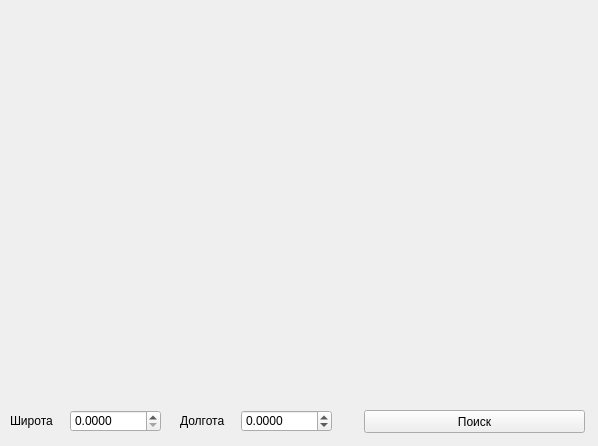
First picture: the form in map.ui, repository pusheen1024/map, before the edit.
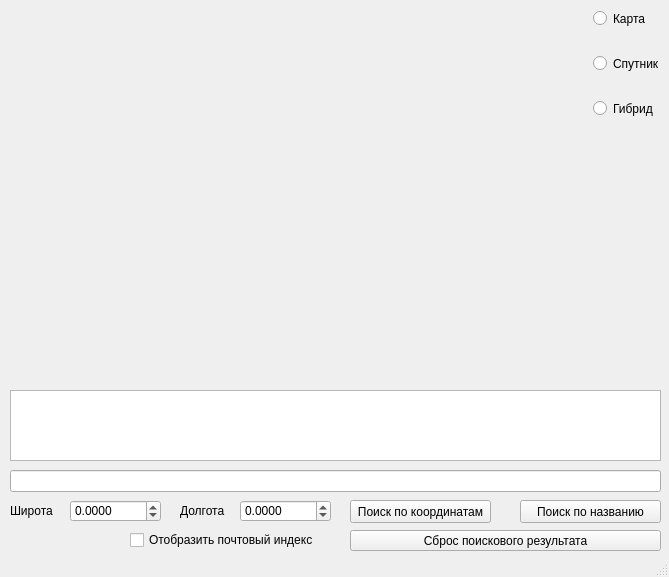
Second picture: the form after the edit.

```diff
--- a/map.ui
+++ b/map.ui
@@ -6,8 +6,8 @@
    <rect>
     <x>0</x>
     <y>0</y>
-    <width>598</width>
-    <height>446</height>
+    <width>669</width>
+    <height>577</height>
    </rect>
   </property>
   <property name="windowTitle">
@@ -31,7 +31,7 @@
     <property name="geometry">
      <rect>
       <x>70</x>
-      <y>410</y>
+      <y>500</y>
       <width>91</width>
       <height>22</height>
      </rect>
@@ -39,12 +39,18 @@
     <property name="decimals">
      <number>4</number>
     </property>
+    <property name="minimum">
+     <double>-80.000000000000000</double>
+    </property>
+    <property name="maximum">
+     <double>80.000000000000000</double>
+    </property>
    </widget>
    <widget class="QDoubleSpinBox" name="longitude">
     <property name="geometry">
      <rect>
-      <x>241</x>
-      <y>410</y>
+      <x>240</x>
+      <y>500</y>
       <width>91</width>
       <height>22</height>
      </rect>
@@ -53,17 +59,17 @@
      <number>4</number>
     </property>
     <property name="minimum">
-     <double>-100.000000000000000</double>
+     <double>-90.000000000000000</double>
     </property>
     <property name="maximum">
-     <double>100.000000000000000</double>
+     <double>90.000000000000000</double>
     </property>
    </widget>
    <widget class="QLabel" name="label_1">
     <property name="geometry">
      <rect>
       <x>10</x>
-      <y>410</y>
+      <y>500</y>
       <width>47</width>
       <height>21</height>
      </rect>
@@ -76,7 +82,7 @@
     <property name="geometry">
      <rect>
       <x>180</x>
-      <y>410</y>
+      <y>500</y>
       <width>47</width>
       <height>21</height>
      </rect>
@@ -88,17 +94,138 @@
    <widget class="QPushButton" name="searchButton">
     <property name="geometry">
      <rect>
-      <x>364</x>
-      <y>410</y>
-      <width>221</width>
+      <x>350</x>
+      <y>500</y>
+      <width>141</width>
       <height>23</height>
      </rect>
     </property>
     <property name="text">
-     <string>Поиск</string>
+     <string>Поиск по координатам</string>
+    </property>
+   </widget>
+   <widget class="QRadioButton" name="mapButton">
+    <property name="geometry">
+     <rect>
+      <x>593</x>
+      <y>10</y>
+      <width>82</width>
+      <height>17</height>
+     </rect>
+    </property>
+    <property name="text">
+     <string>Карта</string>
+    </property>
+    <attribute name="buttonGroup">
+     <string notr="true">buttonGroup</string>
+    </attribute>
+   </widget>
+   <widget class="QRadioButton" name="satButton">
+    <property name="geometry">
+     <rect>
+      <x>593</x>
+      <y>55</y>
+      <width>82</width>
+      <height>17</height>
+     </rect>
+    </property>
+    <property name="text">
+     <string>Спутник</string>
+    </property>
+    <attribute name="buttonGroup">
+     <string notr="true">buttonGroup</string>
+    </attribute>
+   </widget>
+   <widget class="QRadioButton" name="hybridButton">
+    <property name="geometry">
+     <rect>
+      <x>593</x>
+      <y>100</y>
+      <width>82</width>
+      <height>17</height>
+     </rect>
+    </property>
+    <property name="text">
+     <string>Гибрид</string>
+    </property>
+    <attribute name="buttonGroup">
+     <string notr="true">buttonGroup</string>
+    </attribute>
+   </widget>
+   <widget class="QPushButton" name="nameSearch">
+    <property name="geometry">
+     <rect>
+      <x>520</x>
+      <y>500</y>
+      <width>141</width>
+      <height>23</height>
+     </rect>
+    </property>
+    <property name="text">
+     <string>Поиск по названию</string>
+    </property>
+   </widget>
+   <widget class="QPushButton" name="clearResult">
+    <property name="geometry">
+     <rect>
+      <x>350</x>
+      <y>530</y>
+      <width>311</width>
+      <height>21</height>
+     </rect>
+    </property>
+    <property name="text">
+     <string>Сброс поискового результата</string>
+    </property>
+   </widget>
+   <widget class="QLabel" name="addressField">
+    <property name="geometry">
+     <rect>
+      <x>10</x>
+      <y>460</y>
+      <width>651</width>
+      <height>16</height>
+     </rect>
+    </property>
+    <property name="text">
+     <string/>
+    </property>
+   </widget>
+   <widget class="QListWidget" name="addressList">
+    <property name="geometry">
+     <rect>
+      <x>10</x>
+      <y>390</y>
+      <width>651</width>
+      <height>71</height>
+     </rect>
+    </property>
+   </widget>
+   <widget class="QCheckBox" name="showIndex">
+    <property name="geometry">
+     <rect>
+      <x>130</x>
+      <y>530</y>
+      <width>201</width>
+      <height>20</height>
+     </rect>
+    </property>
+    <property name="text">
+     <string>Отобразить почтовый индекс</string>
+    </property>
+   </widget>
+   <widget class="QLineEdit" name="placeName">
+    <property name="geometry">
+     <rect>
+      <x>10</x>
+      <y>470</y>
+      <width>651</width>
+      <height>22</height>
+     </rect>
     </property>
    </widget>
   </widget>
+  <widget class="QStatusBar" name="statusBar"/>
  </widget>
  <resources/>
  <connections/>
```
Left out of the diff: 5 changed lines with no effect on the pictures.
